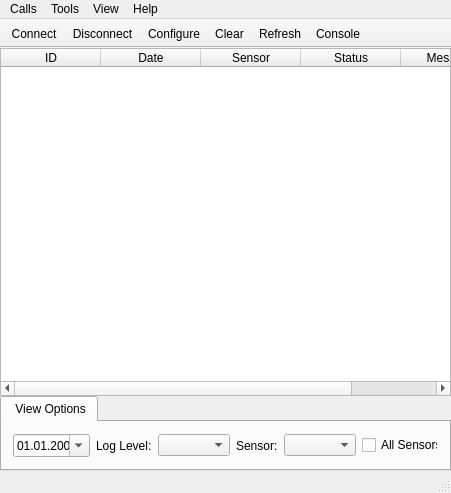
Qt form mainwindow.ui (kot9pa/com-monitor) before a commit.
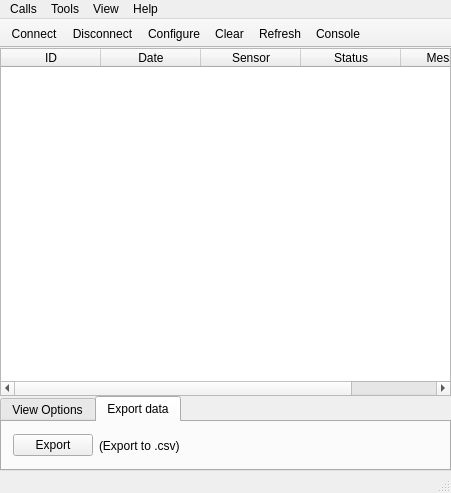
The same form after that commit. The open tabs and pages were chosen to show the change. Icons and pictures are not drawn.

```diff
--- a/mainwindow.ui
+++ b/mainwindow.ui
@@ -164,7 +164,7 @@
         </property>
         <widget class="QWidget" name="log">
          <attribute name="title">
-          <string> View Options</string>
+          <string>View Options</string>
          </attribute>
          <layout class="QHBoxLayout" name="horizontalLayout">
           <item>
@@ -230,6 +230,40 @@
           </item>
          </layout>
         </widget>
+        <widget class="QWidget" name="export_2">
+         <attribute name="title">
+          <string>Export data</string>
+         </attribute>
+         <layout class="QHBoxLayout" name="horizontalLayout_2">
+          <item>
+           <widget class="QPushButton" name="exportButton">
+            <property name="text">
+             <string>Export</string>
+            </property>
+           </widget>
+          </item>
+          <item>
+           <widget class="QLabel" name="exportLabel">
+            <property name="text">
+             <string>(Export to .csv)</string>
+            </property>
+           </widget>
+          </item>
+          <item>
+           <spacer name="horizontalSpacer_2">
+            <property name="orientation">
+             <enum>Qt::Horizontal</enum>
+            </property>
+            <property name="sizeHint" stdset="0">
+             <size>
+              <width>259</width>
+              <height>20</height>
+             </size>
+            </property>
+           </spacer>
+          </item>
+         </layout>
+        </widget>
        </widget>
       </item>
      </layout>
```
Left out of the diff: 6 changed lines with no effect on the pictures.
